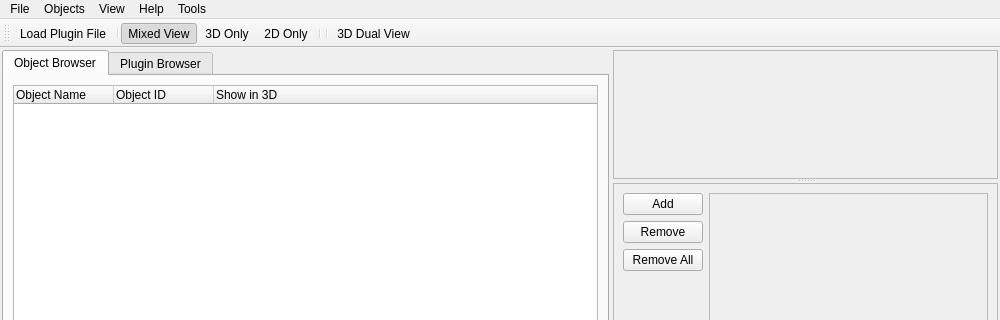
Before: the Qt Designer form rtUI/rtMainWindow.ui in pengwg/vurtigo, drawn with Qt 5; both pictures show x 0 to 1000 and y 0 to 320 of the 1000 by 800 pixel window.
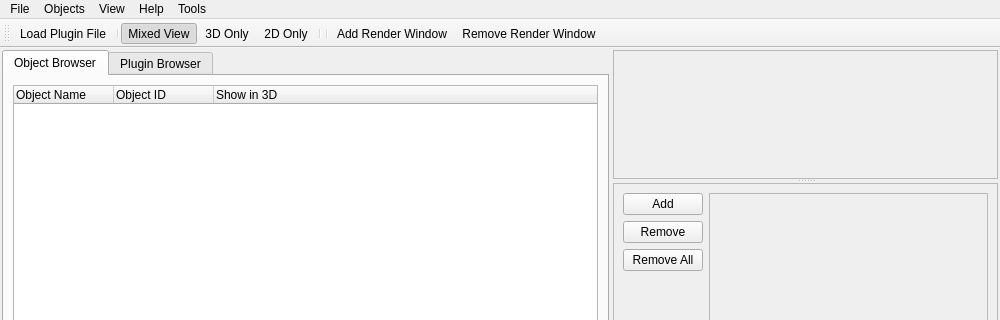
After: the same form once the commit is applied.

Commit message: Multiple Render Windows

Patch:
```diff
--- a/rtUI/rtMainWindow.ui
+++ b/rtUI/rtMainWindow.ui
@@ -336,7 +336,8 @@
    <addaction name="action2D_Only"/>
    <addaction name="separator"/>
    <addaction name="separator"/>
-   <addaction name="action3D_Dual_View"/>
+   <addaction name="actionAddRenWin"/>
+   <addaction name="actionRemoveRenWin"/>
   </widget>
   <action name="actionQuit">
    <property name="text">
@@ -484,12 +485,15 @@
     <string>Timer Options</string>
    </property>
   </action>
-  <action name="action3D_Dual_View">
+  <action name="actionAddRenWin">
    <property name="checkable">
-    <bool>true</bool>
+    <bool>false</bool>
    </property>
    <property name="text">
-    <string>3D Dual View</string>
+    <string>Add Render Window</string>
+   </property>
+   <property name="toolTip">
+    <string>Add a new rendering window</string>
    </property>
   </action>
   <action name="actionWhatsThis">
@@ -507,6 +511,14 @@
     <string>Point Placement</string>
    </property>
   </action>
+  <action name="actionRemoveRenWin">
+   <property name="text">
+    <string>Remove Render Window</string>
+   </property>
+   <property name="toolTip">
+    <string>Remove a rendering window</string>
+   </property>
+  </action>
  </widget>
  <resources/>
  <connections/>
```
The commit also changes 50 other files.
